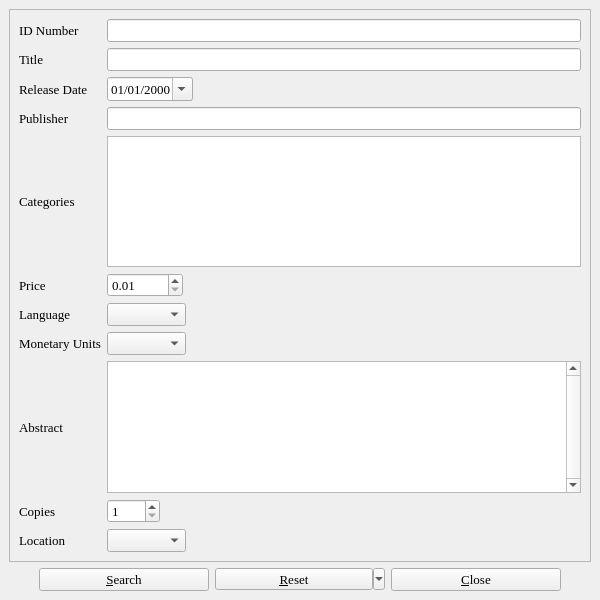
Old version of the form allinfo.ui in the repository textbrowser/biblioteq.
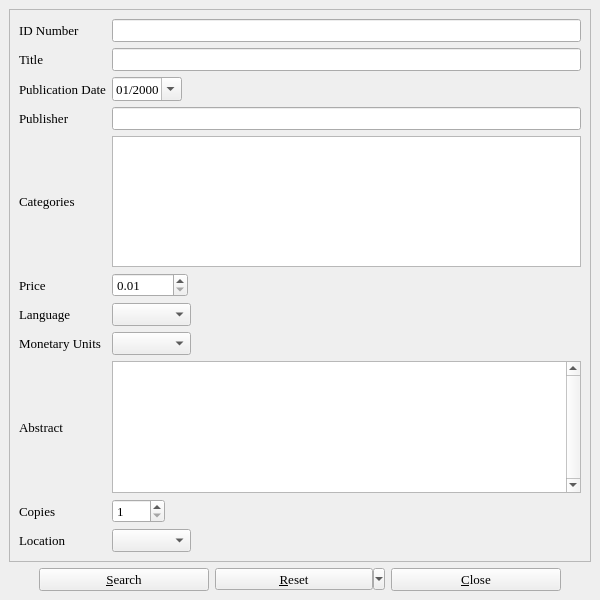
New version of the form. Icons and pictures are not drawn. Custom widgets are drawn as their Qt base class.

Commit message: New icon. When searching by dates, use the month and year. This only applies to the generic search.

```diff
--- a/allinfo.ui
+++ b/allinfo.ui
@@ -80,7 +80,7 @@
           </font>
          </property>
          <property name="text" >
-          <string>Release Date</string>
+          <string>Publication Date</string>
          </property>
         </widget>
        </item>
@@ -89,7 +89,7 @@
          <item>
           <widget class="QDateEdit" name="publication_date" >
            <property name="displayFormat" >
-            <string>MM/dd/yyyy</string>
+            <string>MM/yyyy</string>
            </property>
            <property name="calendarPopup" >
             <bool>true</bool>
```
The commit also changes 8 other files.
